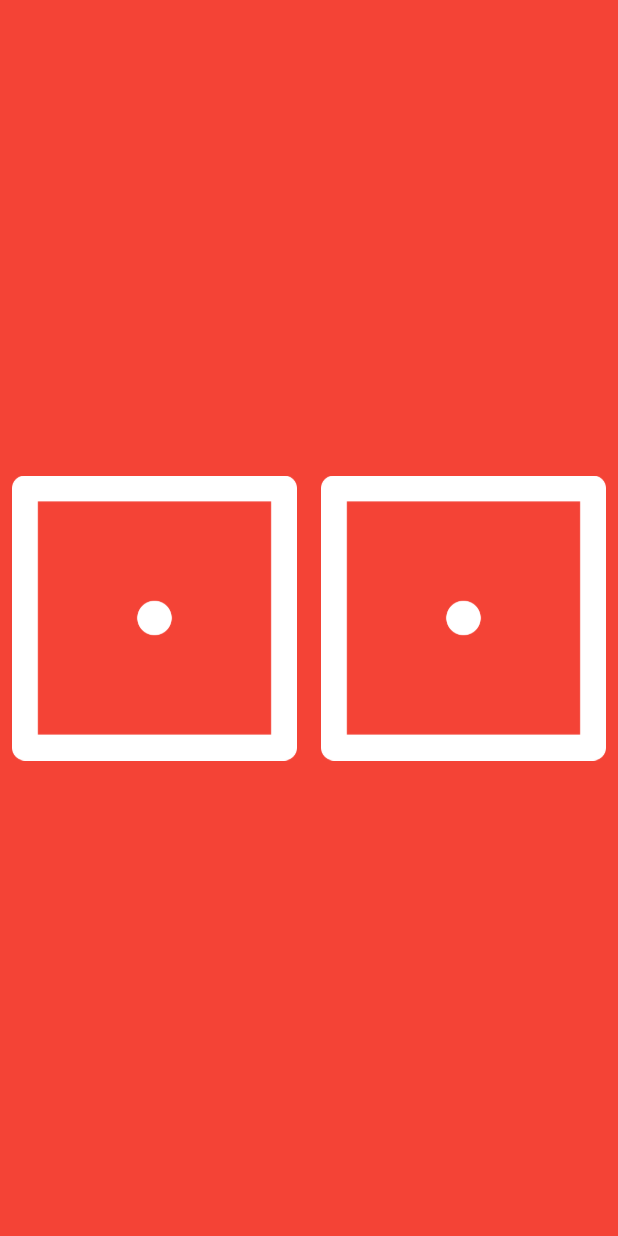
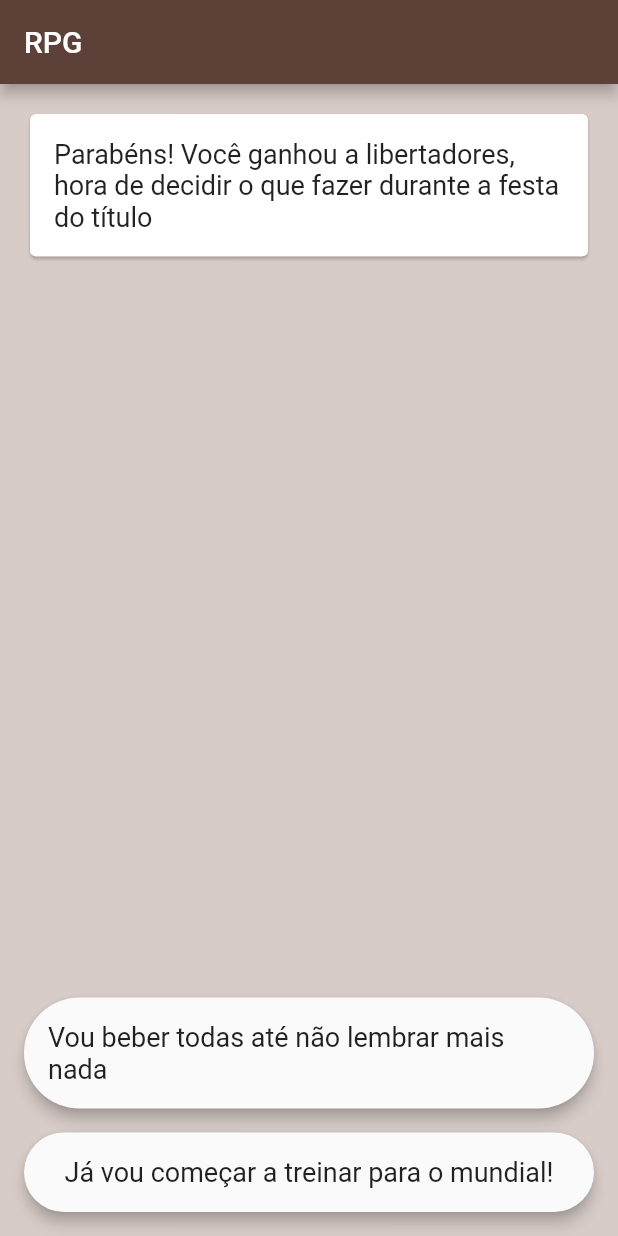
Before and after one commit to marcelopmont/mob_23_examples, a Flutter app: the screen it shows after launch, on a phone screen of 412 x 824 dp. Run offline on Flutter 3.47's test engine with Material 2 defaults, Android fonts, the phone set to English and light mode, and no system bars; our stand-ins replace google_fonts.

Commit message:
RPG screen

```diff
--- a/lib/class_2/dice_screen.dart
+++ b/lib/class_2/dice_screen.dart
@@ -4,7 +4,7 @@ import 'package:flutter/material.dart';
 import 'package:flutter_class_1/class_2/components/dice_widget.dart';
 
 class DiceScreen extends StatefulWidget {
-  DiceScreen({Key? key}) : super(key: key);
+  const DiceScreen({Key? key}) : super(key: key);
 
   @override
   State<DiceScreen> createState() => _DiceScreenState();
--- /dev/null
+++ b/lib/class_3/components/rpg_button.dart
@@ -0,0 +1,29 @@
+import 'package:flutter/material.dart';
+
+class RpgButton extends StatelessWidget {
+  const RpgButton({
+    Key? key,
+    required this.text,
+    required this.onPressed,
+  }) : super(key: key);
+
+  final String text;
+  final Function() onPressed;
+
+  @override
+  Widget build(BuildContext context) {
+    return InkWell(
+      onTap: onPressed,
+      child: Material(
+        elevation: 4,
+        borderRadius: const BorderRadius.all(Radius.circular(1000)),
+        child: Padding(
+          padding: const EdgeInsets.all(16),
+          child: Center(
+            child: Text(text),
+          ),
+        ),
+      ),
+    );
+  }
+}
--- /dev/null
+++ b/lib/class_3/constants.dart
@@ -0,0 +1,8 @@
+import 'package:flutter/cupertino.dart';
+import 'package:google_fonts/google_fonts.dart';
+
+Color kPrimaryColor = const Color(0xFF795548);
+Color kDarkPrimaryColor = const Color(0xFF5D4037);
+Color kLightPrimaryColor = const Color(0xFFD7CCC8);
+
+TextStyle kBodyText = GoogleFonts.medievalSharp(fontSize: 18);
--- /dev/null
+++ b/lib/class_3/modules/history_model.dart
@@ -0,0 +1,92 @@
+final kHistory = [
+  HistoryNode(
+    description: 'Parabéns! Você ganhou a libertadores, hora de decidir o que fazer durante a festa do título',
+    actions: [
+      HistoryAction(
+        text: 'Vou beber todas até não lembrar mais nada',
+        nextStep: 1,
+      ),
+      HistoryAction(
+        text: 'Já vou começar a treinar para o mundial!',
+        nextStep: 4,
+      ),
+    ],
+  ),
+  HistoryNode(
+    description: 'Que noitada, acabou destruindo metade do hotel e virou notícia, imprensa está atrás de você',
+    actions: [
+      HistoryAction(
+        text: 'Dar entrevistas para aumentar popularidade no tiktok',
+        nextStep: 2,
+      ),
+      HistoryAction(
+        text: 'Agredir o jornalista',
+        nextStep: 3,
+      ),
+      HistoryAction(
+        text: 'Se esconder do mundo e voltar a treinar',
+        nextStep: 4,
+      ),
+    ],
+  ),
+  HistoryNode(
+    description: 'Que legal, você alcançou 1 milhão de seguidores, mas acabou sendo expulso do time, boa sorte ano que vem...',
+    actions: [
+      HistoryAction(
+        text: 'Começar de novo',
+        nextStep: 0,
+      ),
+    ],
+  ),
+  HistoryNode(
+    description: 'Ops, parece que você acabou sendo preso, agora é disputar a copa junto com o Ronaldinho',
+    actions: [
+      HistoryAction(
+        text: 'Começar de novo',
+        nextStep: 0,
+      ),
+    ],
+  ),
+  HistoryNode(
+    description: 'Você treinou duro e está pronto para o mundial. O jogo começou e o zagueiro do Chelsea está te provocando',
+    actions: [
+      HistoryAction(
+        text: 'Nada de levar desaforo pra casa...',
+        nextStep: 2,
+      ),
+      HistoryAction(
+        text: 'Manter cabeça fria e focar no jogo',
+        nextStep: 5,
+      ),
+    ],
+  ),
+  HistoryNode(
+    description: 'Você foi fantástico, jogou demais, fez gol, mas infelizmente o Chelsea fez mais e o Palmeiras continua sem mundial....',
+    actions: [
+      HistoryAction(
+        text: 'Tentar de novo',
+        nextStep: 0,
+      ),
+    ],
+  ),
+];
+
+class HistoryNode {
+  HistoryNode({
+    required this.description,
+    required this.actions,
+  });
+
+  String description;
+  List<HistoryAction> actions;
+}
+
+class HistoryAction {
+  HistoryAction({
+    required this.text,
+    required this.nextStep,
+  });
+
+  String text;
+  int nextStep;
+}
--- /dev/null
+++ b/lib/class_3/rpg_screen.dart
@@ -0,0 +1,59 @@
+import 'package:flutter/material.dart';
+import 'package:flutter_class_1/class_3/components/rpg_button.dart';
+import 'package:flutter_class_1/class_3/modules/history_model.dart';
+
+class RpgScreen extends StatefulWidget {
+  const RpgScreen({Key? key}) : super(key: key);
+
+  @override
+  State<RpgScreen> createState() => _RpgScreenState();
+}
+
+class _RpgScreenState extends State<RpgScreen> {
+  var currentNode = 0;
+
+  @override
+  Widget build(BuildContext context) {
+    return Scaffold(
+      backgroundColor: Theme.of(context).primaryColorLight,
+      appBar: AppBar(
+        title: const Text('RPG'),
+      ),
+      body: Padding(
+        padding: const EdgeInsets.all(16),
+        child: Column(
+          crossAxisAlignment: CrossAxisAlignment.stretch,
+          mainAxisAlignment: MainAxisAlignment.spaceBetween,
+          children: [
+            Card(
+              child: Padding(
+                padding: const EdgeInsets.all(16),
+                child: Text(kHistory[currentNode].description),
+              ),
+            ),
+            ListView.builder(
+              shrinkWrap: true,
+              itemCount: kHistory[currentNode].actions.length,
+              itemBuilder: (context, index) {
+                final historyAction = kHistory[currentNode].actions[index];
+                return Padding(
+                  padding: const EdgeInsets.only(top: 16),
+                  child: RpgButton(
+                    text: historyAction.text,
+                    onPressed: () {
+                      setState(
+                        () {
+                          currentNode = historyAction.nextStep;
+                        },
+                      );
+                    },
+                  ),
+                );
+              },
+            ),
+          ],
+        ),
+      ),
+    );
+  }
+}
--- a/lib/main.dart
+++ b/lib/main.dart
@@ -1,6 +1,8 @@
 import 'package:flutter/material.dart';
 import 'package:flutter_class_1/class_1/card_screen.dart';
 import 'package:flutter_class_1/class_2/dice_screen.dart';
+import 'package:flutter_class_1/class_3/constants.dart';
+import 'package:flutter_class_1/class_3/rpg_screen.dart';
 import 'package:flutter_class_1/sand_box/sand_box_screen.dart';
 
 void main() {
@@ -14,7 +16,18 @@ class Mob23Examples extends StatelessWidget {
   Widget build(BuildContext context) {
     return MaterialApp(
       debugShowCheckedModeBanner: true,
-      home: DiceScreen(),
+      theme: ThemeData(
+        primaryColor: kPrimaryColor,
+        primaryColorDark: kDarkPrimaryColor,
+        primaryColorLight: kLightPrimaryColor,
+        textTheme: TextTheme(
+          bodyText2: kBodyText,
+        ),
+        appBarTheme: AppBarTheme(
+          backgroundColor: kDarkPrimaryColor,
+        ),
+      ),
+      home: RpgScreen(),
     );
   }
 }
```
